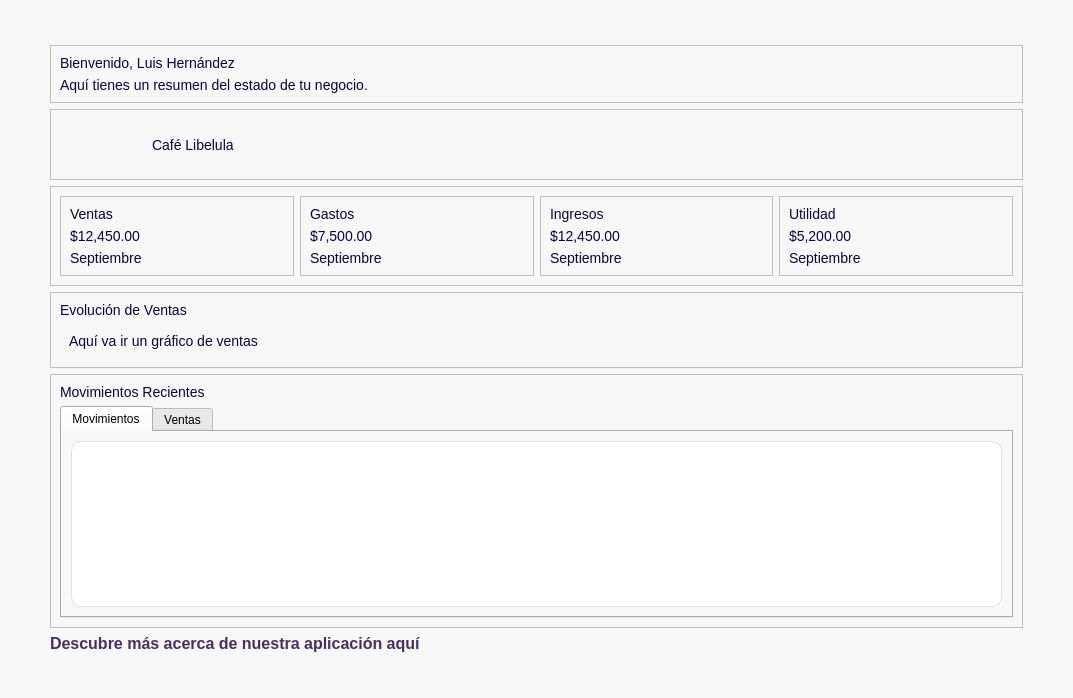
This is app/ui/dashboard/pages/dashboard_home.ui in Brando-1510/Proyecto-Integrador-2.0 as Qt 5 draws it before an edit. The edited form follows.
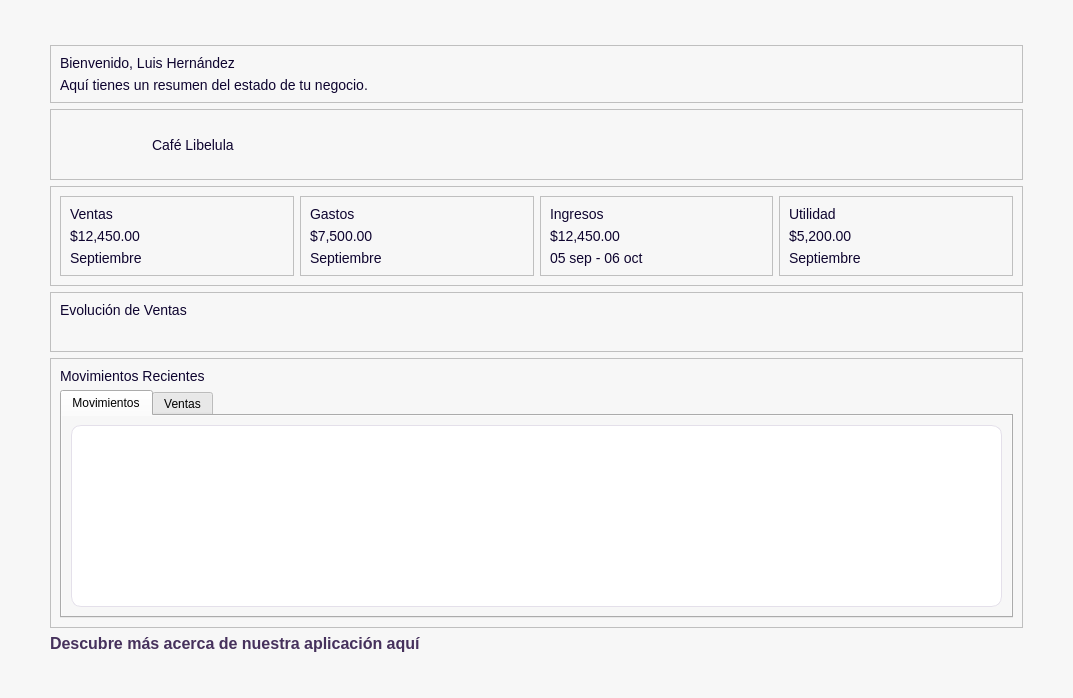
This is the edited form. Icons and pictures are not drawn.

Commit message: avanzes en el modulos de home_dashboard

Patch:
```diff
--- a/app/ui/dashboard/pages/dashboard_home.ui
+++ b/app/ui/dashboard/pages/dashboard_home.ui
@@ -405,7 +405,7 @@
                  <item>
                   <widget class="QLabel" name="lblIngresosPeriodo">
                    <property name="text">
-                    <string>Septiembre</string>
+                    <string>05 sep - 06 oct</string>
                    </property>
                    <property name="texto" stdset="0">
                     <string>Descripcion</string>
@@ -484,15 +484,7 @@
               </item>
               <item>
                <widget class="QWidget" name="grafico" native="true">
-                <layout class="QVBoxLayout" name="verticalLayout_9">
-                 <item>
-                  <widget class="QLabel" name="label_4">
-                   <property name="text">
-                    <string>Aquí va ir un gráfico de ventas</string>
-                   </property>
-                  </widget>
-                 </item>
-                </layout>
+                <layout class="QVBoxLayout" name="verticalLayout_9"/>
                </widget>
               </item>
              </layout>
```
The commit also changes 11 other files.
